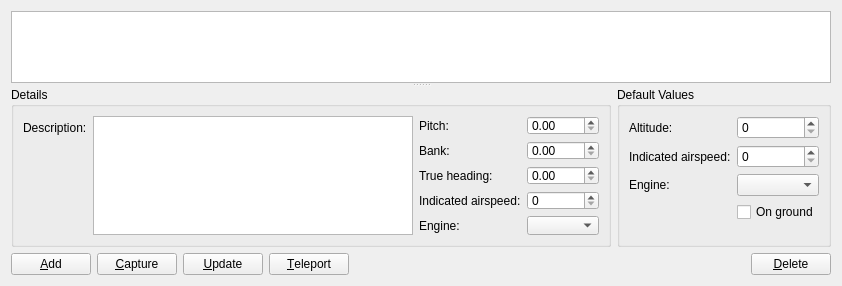
Qt form src/Plugins/Module/Location/src/LocationWidget.ui (till213/SkyDolly) before a commit.
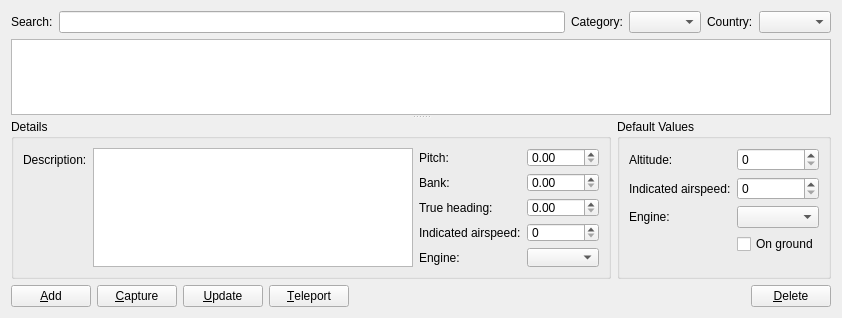
The same form after that commit. Custom widgets are drawn as their Qt base class.

```diff
--- a/src/Plugins/Module/Location/src/LocationWidget.ui
+++ b/src/Plugins/Module/Location/src/LocationWidget.ui
@@ -7,13 +7,62 @@
     <x>0</x>
     <y>0</y>
     <width>840</width>
-    <height>286</height>
+    <height>318</height>
    </rect>
   </property>
   <property name="windowTitle">
    <string>Form</string>
   </property>
   <layout class="QVBoxLayout" name="verticalLayout">
+   <item>
+    <layout class="QHBoxLayout" name="horizontalLayout_4">
+     <item>
+      <widget class="QLabel" name="label_10">
+       <property name="text">
+        <string>Search:</string>
+       </property>
+      </widget>
+     </item>
+     <item>
+      <widget class="QLineEdit" name="searchLineEdit">
+       <property name="minimumSize">
+        <size>
+         <width>80</width>
+         <height>0</height>
+        </size>
+       </property>
+      </widget>
+     </item>
+     <item>
+      <widget class="QLabel" name="label_11">
+       <property name="text">
+        <string>Category:</string>
+       </property>
+      </widget>
+     </item>
+     <item>
+      <widget class="EnumerationComboBox" name="categoryComboBox">
+       <property name="toolTip">
+        <string>Filter by category. Set to 'No category' to show all categories.</string>
+       </property>
+      </widget>
+     </item>
+     <item>
+      <widget class="QLabel" name="label_12">
+       <property name="text">
+        <string>Country:</string>
+       </property>
+      </widget>
+     </item>
+     <item>
+      <widget class="EnumerationComboBox" name="countryComboBox">
+       <property name="toolTip">
+        <string>Filter by country. Set to 'World' to show all countries.</string>
+       </property>
+      </widget>
+     </item>
+    </layout>
+   </item>
    <item>
     <widget class="QSplitter" name="splitter">
      <property name="orientation">
```
